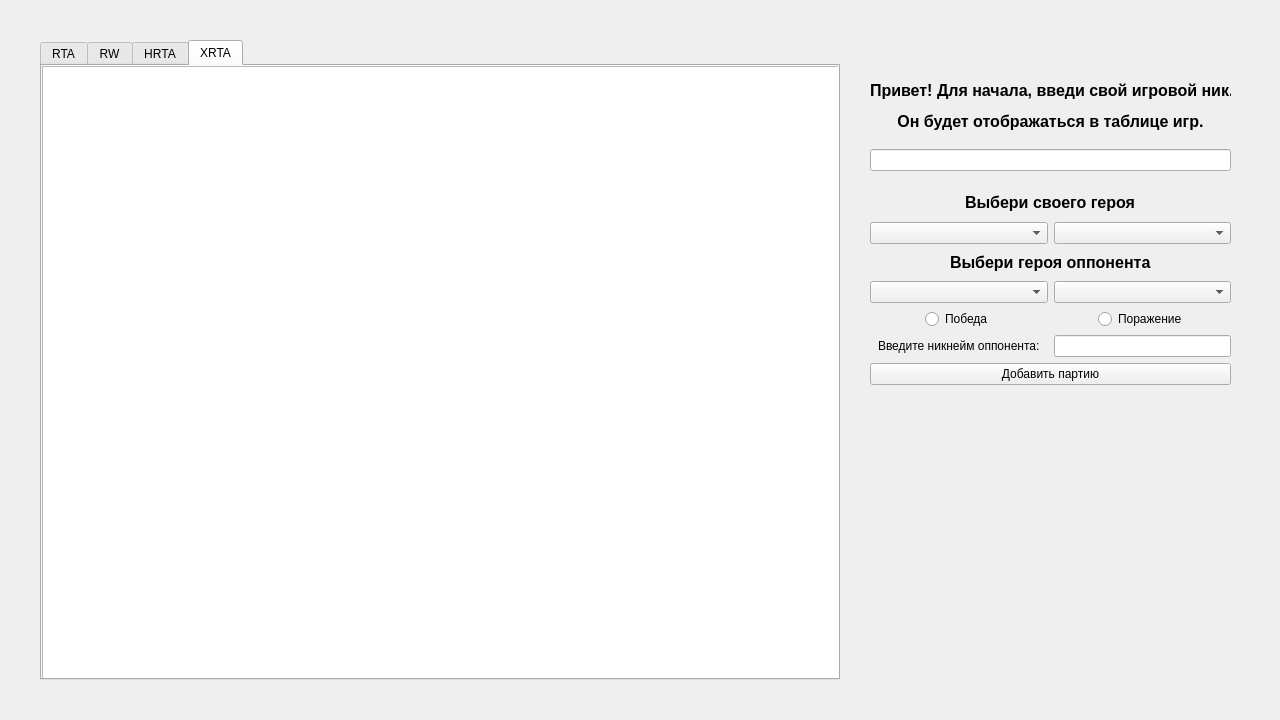
Qt form src/ui/main_window.ui (veledara/homm5-game-stats) before a commit.
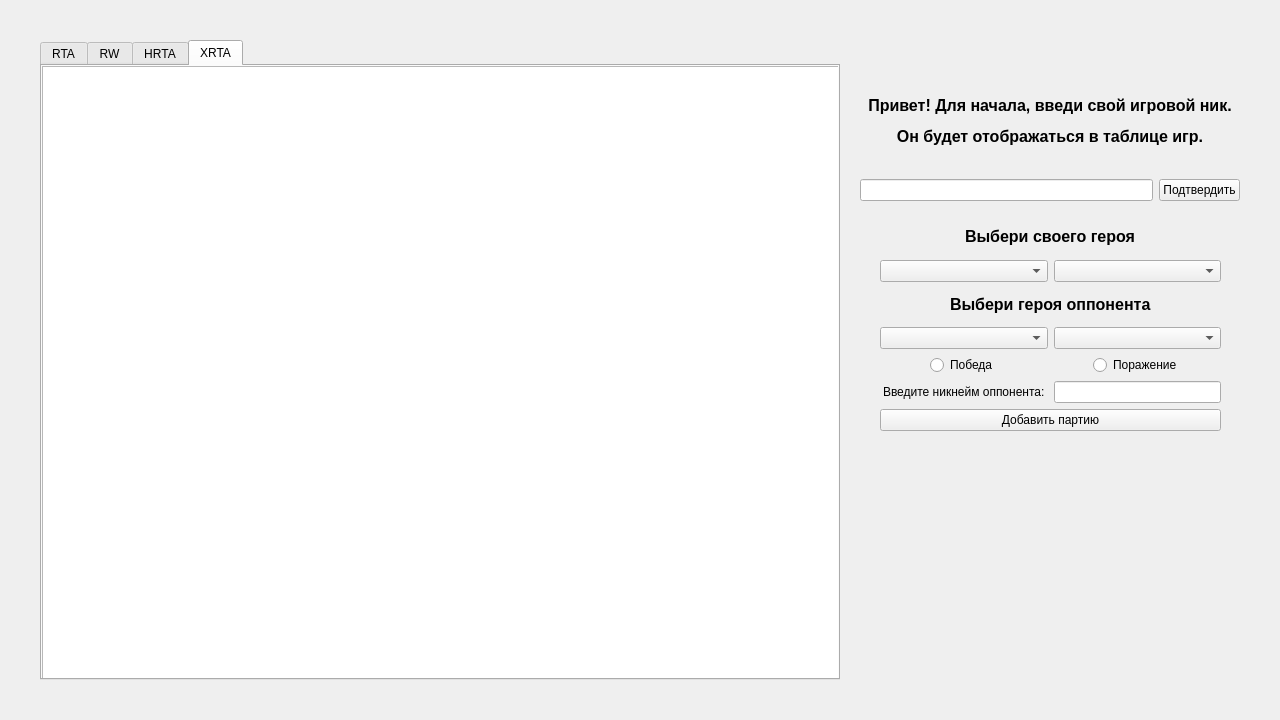
The same form after that commit.

Commit message: game structure major refactor + player names add on the table

```diff
--- a/src/ui/main_window.ui
+++ b/src/ui/main_window.ui
@@ -114,13 +114,46 @@
      </widget>
     </widget>
    </widget>
-   <widget class="QWidget" name="">
+   <widget class="QWidget" name="enterYourNameWidget" native="true">
     <property name="geometry">
      <rect>
-      <x>870</x>
-      <y>190</y>
-      <width>361</width>
-      <height>195</height>
+      <x>860</x>
+      <y>70</y>
+      <width>380</width>
+      <height>131</height>
+     </rect>
+    </property>
+    <layout class="QGridLayout" name="gridLayout">
+     <item row="1" column="0">
+      <widget class="QLineEdit" name="playerNameLineEdit">
+       <property name="text">
+        <string/>
+       </property>
+      </widget>
+     </item>
+     <item row="1" column="1">
+      <widget class="QPushButton" name="confirmNameButton">
+       <property name="text">
+        <string>Подтвердить</string>
+       </property>
+      </widget>
+     </item>
+     <item row="0" column="0" colspan="2">
+      <widget class="QLabel" name="enterYourNameLabel">
+       <property name="text">
+        <string>&lt;html&gt;&lt;head/&gt;&lt;body&gt;&lt;p align=&quot;center&quot;&gt;&lt;span style=&quot; font-size:12pt; font-weight:700;&quot;&gt;Привет! Для начала, введи свой игровой ник.&lt;/span&gt;&lt;/p&gt;&lt;p align=&quot;center&quot;&gt;&lt;span style=&quot; font-size:12pt; font-weight:700;&quot;&gt;Он будет отображаться в таблице игр.&lt;/span&gt;&lt;/p&gt;&lt;/body&gt;&lt;/html&gt;</string>
+       </property>
+      </widget>
+     </item>
+    </layout>
+   </widget>
+   <widget class="QWidget" name="addRecordWidget" native="true">
+    <property name="geometry">
+     <rect>
+      <x>880</x>
+      <y>220</y>
+      <width>341</width>
+      <height>211</height>
      </rect>
     </property>
     <layout class="QGridLayout" name="addRecordLayout">
@@ -196,32 +229,6 @@
      </item>
     </layout>
    </widget>
-   <widget class="QWidget" name="">
-    <property name="geometry">
-     <rect>
-      <x>870</x>
-      <y>70</y>
-      <width>361</width>
-      <height>101</height>
-     </rect>
-    </property>
-    <layout class="QVBoxLayout" name="playerNameLayout">
-     <item>
-      <widget class="QLabel" name="enterYourNameLabel">
-       <property name="text">
-        <string>&lt;html&gt;&lt;head/&gt;&lt;body&gt;&lt;p align=&quot;center&quot;&gt;&lt;span style=&quot; font-size:12pt; font-weight:700;&quot;&gt;Привет! Для начала, введи свой игровой ник.&lt;/span&gt;&lt;/p&gt;&lt;p align=&quot;center&quot;&gt;&lt;span style=&quot; font-size:12pt; font-weight:700;&quot;&gt;Он будет отображаться в таблице игр.&lt;/span&gt;&lt;/p&gt;&lt;/body&gt;&lt;/html&gt;</string>
-       </property>
-      </widget>
-     </item>
-     <item>
-      <widget class="QLineEdit" name="playerNameLineEdit">
-       <property name="text">
-        <string/>
-       </property>
-      </widget>
-     </item>
-    </layout>
-   </widget>
   </widget>
  </widget>
  <resources/>
```
The commit also changes 5 other files.
